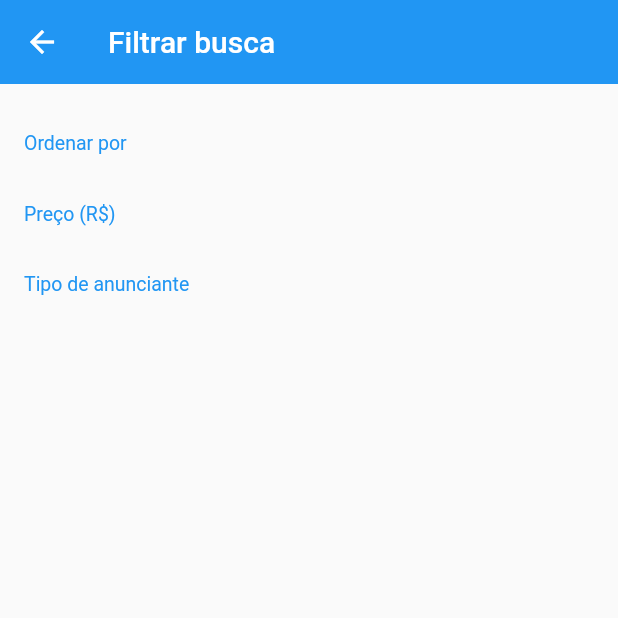
After one commit to Ariosmaia/Projeto-Clone-OLX, a Flutter app: the FilterScreen screen opened directly, on a phone screen of 412 x 824 dp, the top half of it. The commit adds this screen. Run offline on Flutter 3.47's test engine with Material 2 defaults, Android fonts, the phone set to English and light mode, and no system bars; our stand-ins replace rxdart.

Commit message:
Criando a tela de filtros

```diff
--- /dev/null
+++ b/lib/screens/filter/filter_screen.dart
@@ -0,0 +1,35 @@
+import 'package:flutter/material.dart';
+import 'package:xlo/screens/filter/widgets/section_title.dart';
+
+class FilterScreen extends StatefulWidget {
+  @override
+  _FilterScreenState createState() => _FilterScreenState();
+}
+
+class _FilterScreenState extends State<FilterScreen> {
+  final GlobalKey<FormState> _formKey = GlobalKey<FormState>();
+  @override
+  Widget build(BuildContext context) {
+    return Scaffold(
+      appBar: AppBar(
+        elevation: 0,
+        title: const Text('Filtrar busca'),
+      ),
+      body: Stack(
+        children: <Widget>[
+          Form(
+            key: _formKey,
+            child: ListView(
+              padding: const EdgeInsets.all(16),
+              children: <Widget>[
+                const SectionTitle(title: 'Ordenar por'),
+                const SectionTitle(title: 'Preço (R\$)'),
+                const SectionTitle(title: 'Tipo de anunciante'),
+              ],
+            ),
+          ),
+        ],
+      ),
+    );
+  }
+}
--- /dev/null
+++ b/lib/screens/filter/widgets/section_title.dart
@@ -0,0 +1,18 @@
+import 'package:flutter/material.dart';
+
+class SectionTitle extends StatelessWidget {
+  final String title;
+
+  const SectionTitle({Key key, this.title}) : super(key: key);
+  @override
+  Widget build(BuildContext context) {
+    return Padding(
+      padding: const EdgeInsets.symmetric(vertical: 16),
+      child: Text(
+        title,
+        style: TextStyle(
+            color: Colors.blue, fontSize: 13, fontWeight: FontWeight.w400),
+      ),
+    );
+  }
+}
--- a/lib/screens/home/widgets/top_bar.dart
+++ b/lib/screens/home/widgets/top_bar.dart
@@ -1,4 +1,5 @@
 import 'package:flutter/material.dart';
+import 'package:xlo/screens/filter/filter_screen.dart';
 
 import 'bar_button.dart';
 
@@ -31,7 +32,10 @@ class TopBar extends StatelessWidget {
                 ),
               ),
             ),
-            onPressed: () {},
+            onPressed: () {
+              Navigator.of(context).push(
+                  MaterialPageRoute(builder: (context) => FilterScreen()));
+            },
           ),
         ],
       ),
```
